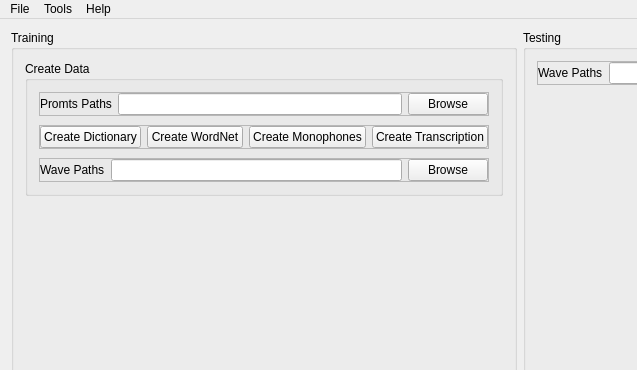
Above: apps/speechrecognition/speechrecognition.ui from levanhong05/VietnameseSpeechRecognition before the change; both pictures show x 0 to 637 and y 0 to 370 of the 759 by 488 pixel window. Below: the same form after it.
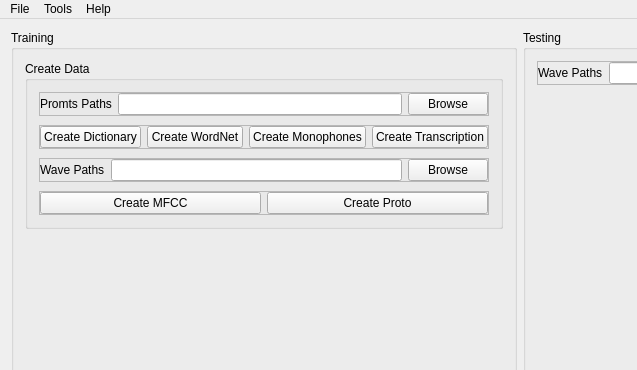
That is the form after the change. Icons and pictures are not drawn.

Commit message: Add function execute MFCC and proto

```diff
--- a/apps/speechrecognition/speechrecognition.ui
+++ b/apps/speechrecognition/speechrecognition.ui
@@ -185,6 +185,44 @@
             </layout>
            </widget>
           </item>
+          <item>
+           <widget class="QFrame" name="frame_5">
+            <property name="frameShape">
+             <enum>QFrame::StyledPanel</enum>
+            </property>
+            <property name="frameShadow">
+             <enum>QFrame::Raised</enum>
+            </property>
+            <layout class="QHBoxLayout" name="horizontalLayout_6">
+             <property name="leftMargin">
+              <number>0</number>
+             </property>
+             <property name="topMargin">
+              <number>0</number>
+             </property>
+             <property name="rightMargin">
+              <number>0</number>
+             </property>
+             <property name="bottomMargin">
+              <number>0</number>
+             </property>
+             <item>
+              <widget class="QPushButton" name="btnCreateMFCC">
+               <property name="text">
+                <string>Create MFCC</string>
+               </property>
+              </widget>
+             </item>
+             <item>
+              <widget class="QPushButton" name="btnCreateProto">
+               <property name="text">
+                <string>Create Proto</string>
+               </property>
+              </widget>
+             </item>
+            </layout>
+           </widget>
+          </item>
          </layout>
         </widget>
        </item>
```
The commit also changes 9 other files.
